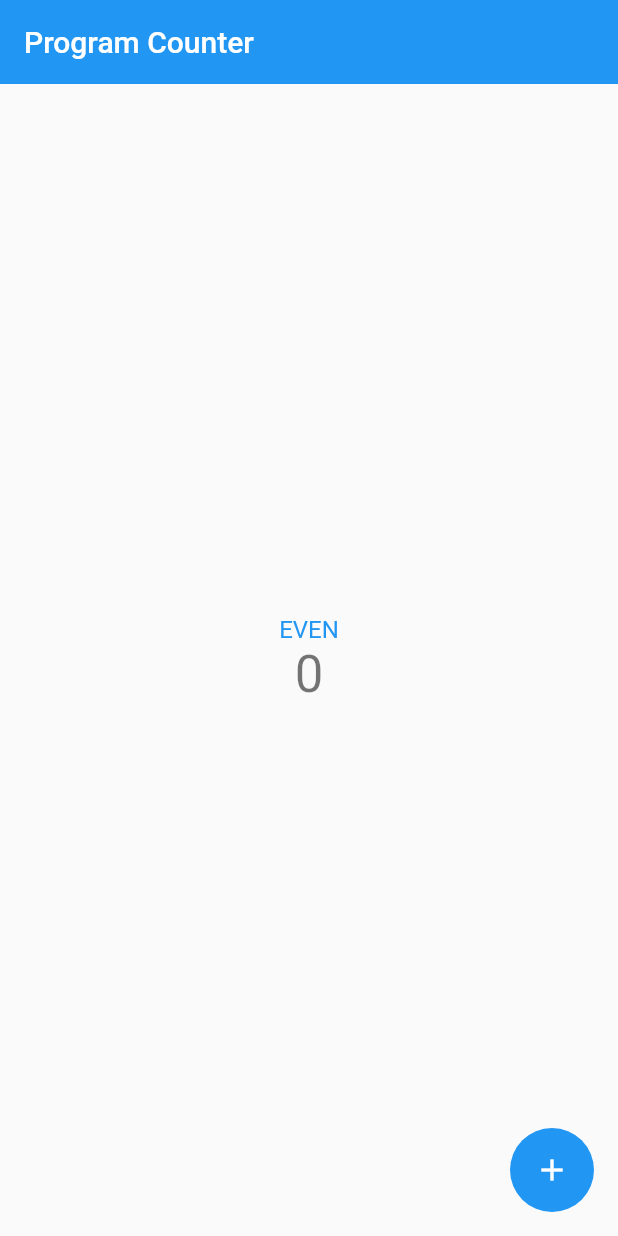
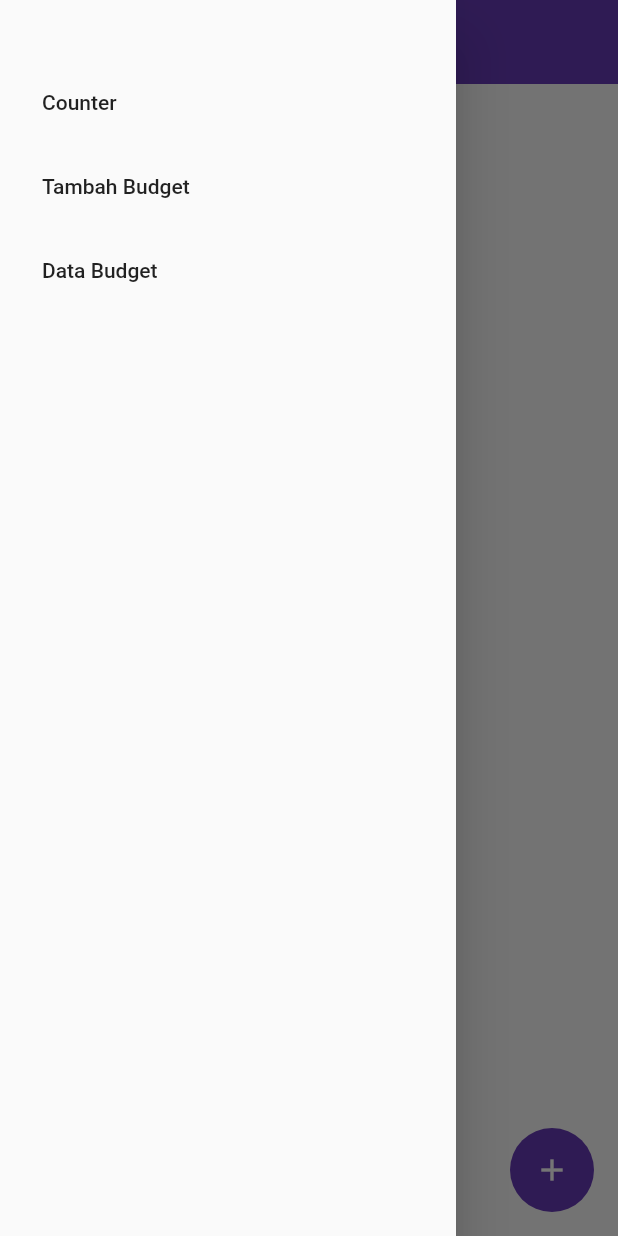
Before and after one commit to AnggaPutraa/pbp-flutter-lab, a Flutter app: the screen it shows after launch, with the side drawer open (before the commit the screen has no drawer), on a phone screen of 412 x 824 dp. Run offline on Flutter 3.47's test engine with Material 2 defaults, Android fonts, the phone set to English and light mode, and no system bars.

```diff
--- a/lib/app.dart
+++ b/lib/app.dart
@@ -1,5 +1,7 @@
-import 'package:counter_7/program_counter.dart';
 import 'package:flutter/material.dart';
+
+import 'models/budget.dart';
+import 'pages/program_counter.dart';
 
 class App extends StatelessWidget {
   const App({
@@ -8,13 +10,15 @@ class App extends StatelessWidget {
 
   @override
   Widget build(BuildContext context) {
+    final List<Budget> budgets = <Budget>[];
     return MaterialApp(
       title: 'Counter 7 App',
       theme: ThemeData(
-        primarySwatch: Colors.blue,
+        primarySwatch: Colors.deepPurple,
       ),
-      home: const ProgramCounter(
+      home: ProgramCounter(
         title: 'Program Counter',
+        data: budgets,
       ),
     );
   }
--- /dev/null
+++ b/lib/models/budget.dart
@@ -0,0 +1,14 @@
+
+class Budget {
+  final String title;
+  final int nonimal;
+  final DateTime transactionDate;
+  final String type;
+
+  Budget({
+    required this.title,
+    required this.nonimal,
+    required this.transactionDate,
+    required this.type
+  });
+}
--- a/lib/program_counter.dart
+++ b/lib/pages/program_counter.dart
@@ -1,12 +1,16 @@
 import 'package:flutter/material.dart';
+
+import '../models/budget.dart';
+import '../widgets/counter_seven_drawer.dart';
 
 class ProgramCounter extends StatefulWidget {
   const ProgramCounter({
     Key? key,
-    required this.title,
+    required this.title, required this.data,
   }) : super(key: key);
 
   final String title;
+  final List<Budget> data;
 
   @override
   State<ProgramCounter> createState() => _ProgramCounterState();
@@ -33,6 +37,9 @@ class _ProgramCounterState extends State<ProgramCounter> {
       appBar: AppBar(
         title: Text(widget.title),
         elevation: 0,
+      ),
+      drawer: CounterSevenDrawer(
+        data: widget.data,
       ),
       body: Center(
         child: Column(
--- /dev/null
+++ b/lib/widgets/counter_seven_drawer.dart
@@ -0,0 +1,68 @@
+import 'package:flutter/material.dart';
+
+import '../models/budget.dart';
+import '../pages/budget_list.dart';
+import '../pages/form_budget.dart';
+import '../pages/program_counter.dart';
+
+class CounterSevenDrawer extends StatelessWidget {
+  final List<Budget> data;
+
+  const CounterSevenDrawer({
+    Key? key,
+    required this.data,
+  }) : super(key: key);
+
+  @override
+  Widget build(BuildContext context) {
+    return Drawer(
+      child: Padding(
+        padding: const EdgeInsets.fromLTRB(12, 40, 12, 0),
+        child: Column(
+          children: [
+            ListTile(
+              title: const Text('Counter'),
+              onTap: () {
+                Navigator.pushReplacement(
+                  context,
+                  MaterialPageRoute(
+                    builder: (context) => ProgramCounter(
+                      title: 'Program Counter',
+                      data: data,
+                    ),
+                  ),
+                );
+              },
+            ),
+            ListTile(
+              title: const Text('Tambah Budget'),
+              onTap: () {
+                Navigator.pushReplacement(
+                  context,
+                  MaterialPageRoute(
+                    builder: (context) => BudgetForm(
+                      data: data,
+                    ),
+                  ),
+                );
+              },
+            ),
+            ListTile(
+              title: const Text('Data Budget'),
+              onTap: () {
+                Navigator.pushReplacement(
+                  context,
+                  MaterialPageRoute(
+                    builder: (context) => BudgetList(
+                      data: data,
+                    ),
+                  ),
+                );
+              },
+            ),
+          ],
+        ),
+      ),
+    );
+  }
+}
```
Also changed, not shown: lib/pages/budget_list.dart (added, +45 -0 lines), lib/pages/form_budget.dart (added, +175 -0 lines), lib/widgets/budget_card.dart (added, +66 -0 lines), pubspec.yaml (+4 -12 lines), pubspec.lock, 2 other files.
